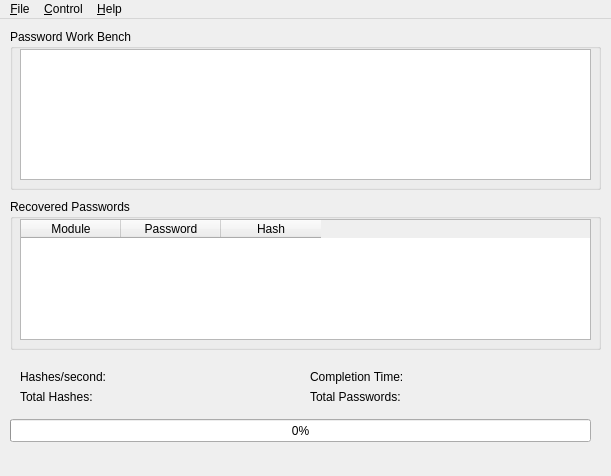
First picture: the form in bl4ckJack/bl4ckjack.ui, repository redsand/bl4ckJack, before the edit.
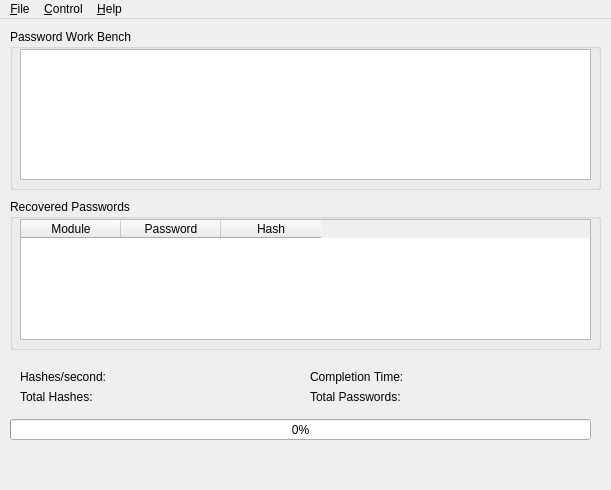
Second picture: the form after the edit. Icons and pictures are not drawn.

Patch:
```diff
--- a/bl4ckJack/bl4ckjack.ui
+++ b/bl4ckJack/bl4ckjack.ui
@@ -7,19 +7,19 @@
     <x>0</x>
     <y>0</y>
     <width>611</width>
-    <height>476</height>
+    <height>490</height>
    </rect>
   </property>
   <property name="minimumSize">
    <size>
     <width>611</width>
-    <height>476</height>
+    <height>490</height>
    </size>
   </property>
   <property name="maximumSize">
    <size>
     <width>611</width>
-    <height>476</height>
+    <height>490</height>
    </size>
   </property>
   <property name="windowTitle">
@@ -59,7 +59,7 @@
       <x>10</x>
       <y>400</y>
       <width>581</width>
-      <height>23</height>
+      <height>21</height>
      </rect>
     </property>
     <property name="value">
```
